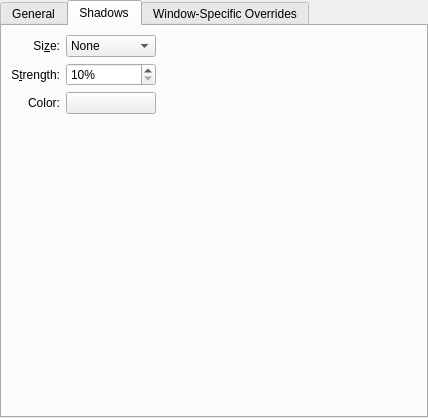
Before: the Qt Designer form kdecoration/config/ui/breezeconfigurationui.ui in Sonic-DE/sonic-breeze, drawn with Qt 5.
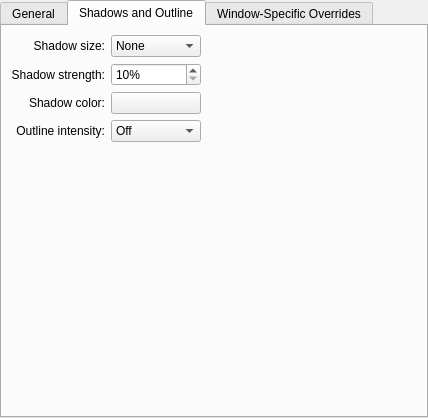
After: the same form once the commit is applied. The open tabs and pages were chosen to show the change. Custom widgets are drawn as their Qt base class.

Commit message: Outline intensity setting

```diff
--- a/kdecoration/config/ui/breezeconfigurationui.ui
+++ b/kdecoration/config/ui/breezeconfigurationui.ui
@@ -193,13 +193,13 @@
      </widget>
      <widget class="QWidget" name="tab_4">
       <attribute name="title">
-       <string>Shadows</string>
+       <string>Shadows and Outline</string>
       </attribute>
       <layout class="QGridLayout" name="gridLayout">
        <item row="0" column="0">
         <widget class="QLabel" name="label">
          <property name="text">
-          <string>Si&amp;ze:</string>
+          <string>Shadow size:</string>
          </property>
          <property name="alignment">
           <set>Qt::AlignRight|Qt::AlignTrailing|Qt::AlignVCenter</set>
@@ -241,7 +241,7 @@
        <item row="1" column="0">
         <widget class="QLabel" name="label_2">
          <property name="text">
-          <string comment="strength of the shadow (from transparent to opaque)">S&amp;trength:</string>
+          <string comment="strength of the shadow (from transparent to opaque)">Shadow strength:</string>
          </property>
          <property name="alignment">
           <set>Qt::AlignRight|Qt::AlignTrailing|Qt::AlignVCenter</set>
@@ -280,7 +280,7 @@
        <item row="2" column="0">
         <widget class="QLabel" name="label_5">
          <property name="text">
-          <string>Color:</string>
+          <string>Shadow color:</string>
          </property>
          <property name="alignment">
           <set>Qt::AlignRight|Qt::AlignTrailing|Qt::AlignVCenter</set>
@@ -290,7 +290,49 @@
        <item row="2" column="1">
         <widget class="KColorButton" name="shadowColor"/>
        </item>
-       <item row="3" column="0" colspan="3">
+       <item row="3" column="0">
+        <widget class="QLabel" name="label_6">
+         <property name="text">
+          <string comment="outline intensity">Outline intensity:</string>
+         </property>
+         <property name="alignment">
+          <set>Qt::AlignRight|Qt::AlignTrailing|Qt::AlignVCenter</set>
+         </property>
+         <property name="buddy">
+          <cstring>outlineIntensity</cstring>
+         </property>
+        </widget>
+       </item>
+       <item row="3" column="1">
+        <widget class="QComboBox" name="outlineIntensity">
+         <item>
+          <property name="text">
+           <string comment="@item:inlistbox Outline intensity:">Off</string>
+          </property>
+         </item>
+         <item>
+          <property name="text">
+           <string comment="@item:inlistbox Outline intensity:">Low</string>
+          </property>
+         </item>
+         <item>
+          <property name="text">
+           <string comment="@item:inlistbox Outline intensity:">Medium</string>
+          </property>
+         </item>
+         <item>
+          <property name="text">
+           <string comment="@item:inlistbox Outline intensity:">High</string>
+          </property>
+         </item>
+         <item>
+          <property name="text">
+           <string comment="@item:inlistbox Outline intensity:">Maximum</string>
+          </property>
+         </item>
+        </widget>
+       </item>
+       <item row="4" column="0" colspan="3">
         <spacer name="verticalSpacer_3">
          <property name="orientation">
           <enum>Qt::Vertical</enum>
```
The commit also changes 3 other files.
